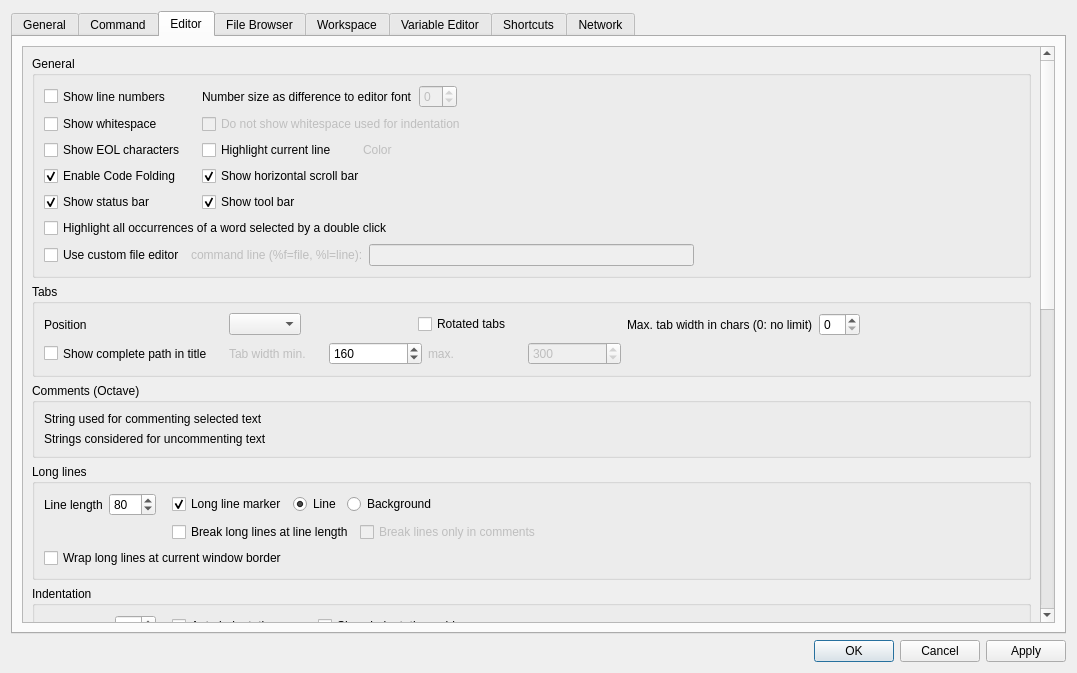
The window that libgui/src/settings-dialog.ui (gnu-octave/octave) describes before a commit, drawn with Qt 5.
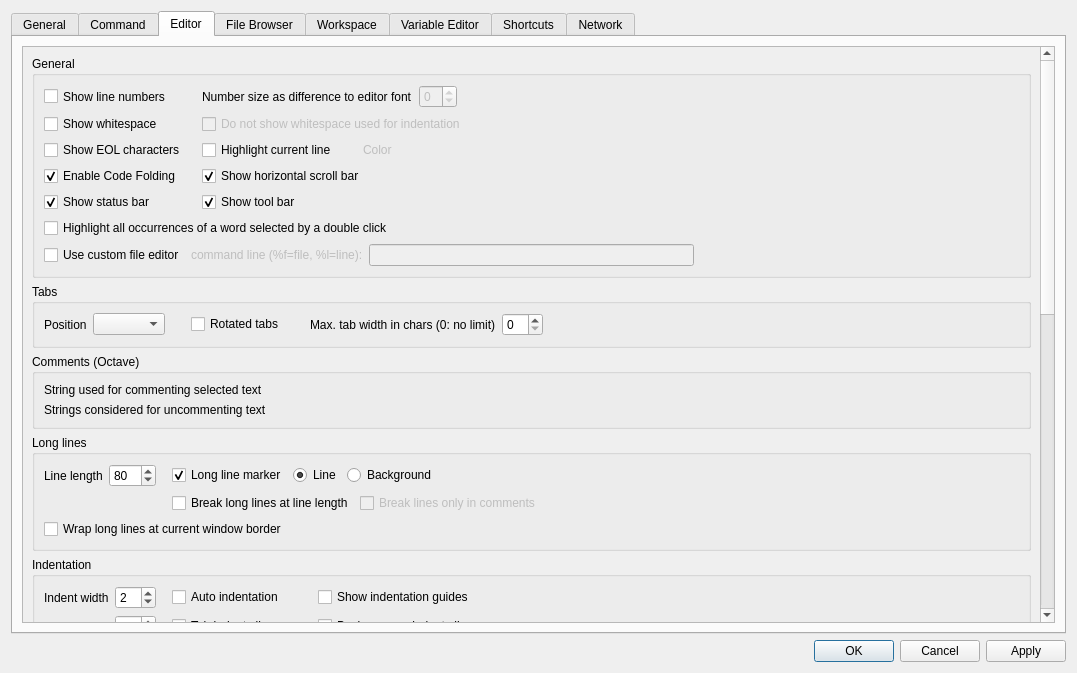
The same window after the commit.

Commit message: do not allow full path in editor tabs

Patch:
```diff
--- a/libgui/src/settings-dialog.ui
+++ b/libgui/src/settings-dialog.ui
@@ -863,7 +863,7 @@
             <x>0</x>
             <y>0</y>
             <width>1021</width>
-            <height>1530</height>
+            <height>1494</height>
            </rect>
           </property>
           <layout class="QVBoxLayout" name="verticalLayout_16">
@@ -1199,23 +1199,7 @@
              <layout class="QVBoxLayout" name="verticalLayout_32">
               <item>
                <layout class="QGridLayout" name="gridLayout_23">
-                <item row="1" column="1">
-                 <spacer name="horizontalSpacer_24">
-                  <property name="orientation">
-                   <enum>Qt::Horizontal</enum>
-                  </property>
-                  <property name="sizeType">
-                   <enum>QSizePolicy::Fixed</enum>
-                  </property>
-                  <property name="sizeHint" stdset="0">
-                   <size>
-                    <width>10</width>
-                    <height>0</height>
-                   </size>
-                  </property>
-                 </spacer>
-                </item>
-                <item row="0" column="2">
+                <item row="0" column="1">
                  <layout class="QHBoxLayout" name="horizontalLayout_21">
                   <item>
                    <widget class="QComboBox" name="editor_combox_tab_pos"/>
@@ -1226,12 +1210,12 @@
                      <enum>Qt::Horizontal</enum>
                     </property>
                     <property name="sizeType">
-                     <enum>QSizePolicy::Expanding</enum>
+                     <enum>QSizePolicy::Fixed</enum>
                     </property>
                     <property name="sizeHint" stdset="0">
                      <size>
                       <width>20</width>
-                      <height>20</height>
+                      <height>10</height>
                      </size>
                     </property>
                    </spacer>
@@ -1251,10 +1235,13 @@
                     <property name="orientation">
                      <enum>Qt::Horizontal</enum>
                     </property>
+                    <property name="sizeType">
+                     <enum>QSizePolicy::Fixed</enum>
+                    </property>
                     <property name="sizeHint" stdset="0">
                      <size>
-                      <width>40</width>
-                      <height>20</height>
+                      <width>20</width>
+                      <height>10</height>
                      </size>
                     </property>
                    </spacer>
@@ -1268,107 +1255,7 @@
                   </property>
                  </widget>
                 </item>
-                <item row="1" column="2">
-                 <layout class="QHBoxLayout" name="horizontalLayout_20">
-                  <property name="rightMargin">
-                   <number>0</number>
-                  </property>
-                  <item>
-                   <widget class="QLabel" name="editor_lbl_min_tab_width">
-                    <property name="enabled">
-                     <bool>false</bool>
-                    </property>
-                    <property name="text">
-                     <string>Tab width min.</string>
-                    </property>
-                   </widget>
-                  </item>
-                  <item>
-                   <widget class="QSpinBox" name="editor_notebook_tab_width_min">
-                    <property name="sizePolicy">
-                     <sizepolicy hsizetype="Preferred" vsizetype="Preferred">
-                      <horstretch>0</horstretch>
-                      <verstretch>0</verstretch>
-                     </sizepolicy>
-                    </property>
-                    <property name="minimum">
-                     <number>80</number>
-                    </property>
-                    <property name="maximum">
-                     <number>600</number>
-                    </property>
-                    <property name="singleStep">
-                     <number>20</number>
-                    </property>
-                    <property name="value">
-                     <number>160</number>
-                    </property>
-                   </widget>
-                  </item>
-                  <item>
-                   <widget class="QLabel" name="editor_lbl_max_tab_width">
-                    <property name="enabled">
-                     <bool>false</bool>
-                    </property>
-                    <property name="text">
-                     <string>max.</string>
-                    </property>
-                   </widget>
-                  </item>
-                  <item>
-                   <widget class="QSpinBox" name="editor_notebook_tab_width_max">
-                    <property name="enabled">
-                     <bool>false</bool>
-                    </property>
-                    <property name="sizePolicy">
-                     <sizepolicy hsizetype="Preferred" vsizetype="Preferred">
-                      <horstretch>0</horstretch>
-                      <verstretch>0</verstretch>
-                     </sizepolicy>
-                    </property>
-                    <property name="minimum">
-                     <number>180</number>
-                    </property>
-                    <property name="maximum">
-                     <number>600</number>
-                    </property>
-                    <property name="singleStep">
-                     <number>20</number>
-                    </property>
-                    <property name="value">
-                     <number>300</number>
-                    </property>
-                   </widget>
-                  </item>
-                 </layout>
-                </item>
-                <item row="1" column="0">
-                 <widget class="QCheckBox" name="editor_longWindowTitle">
-                  <property name="sizePolicy">
-                   <sizepolicy hsizetype="Preferred" vsizetype="Preferred">
-                    <horstretch>0</horstretch>
-                    <verstretch>0</verstretch>
-                   </sizepolicy>
-                  </property>
-                  <property name="text">
-                   <string>Show complete path in title</string>
-                  </property>
-                 </widget>
-                </item>
-                <item row="1" column="3">
-                 <spacer name="horizontalSpacer_5">
-                  <property name="orientation">
-                   <enum>Qt::Horizontal</enum>
-                  </property>
-                  <property name="sizeHint" stdset="0">
-                   <size>
-                    <width>40</width>
-                    <height>20</height>
-                   </size>
-                  </property>
-                 </spacer>
-                </item>
-                <item row="0" column="3">
+                <item row="0" column="2">
                  <layout class="QHBoxLayout" name="horizontalLayout_15">
                   <item>
                    <widget class="QLabel" name="label_3">
```
Left out of the diff: 64 changed lines with no effect on the pictures. The commit also changes 5 other files.
